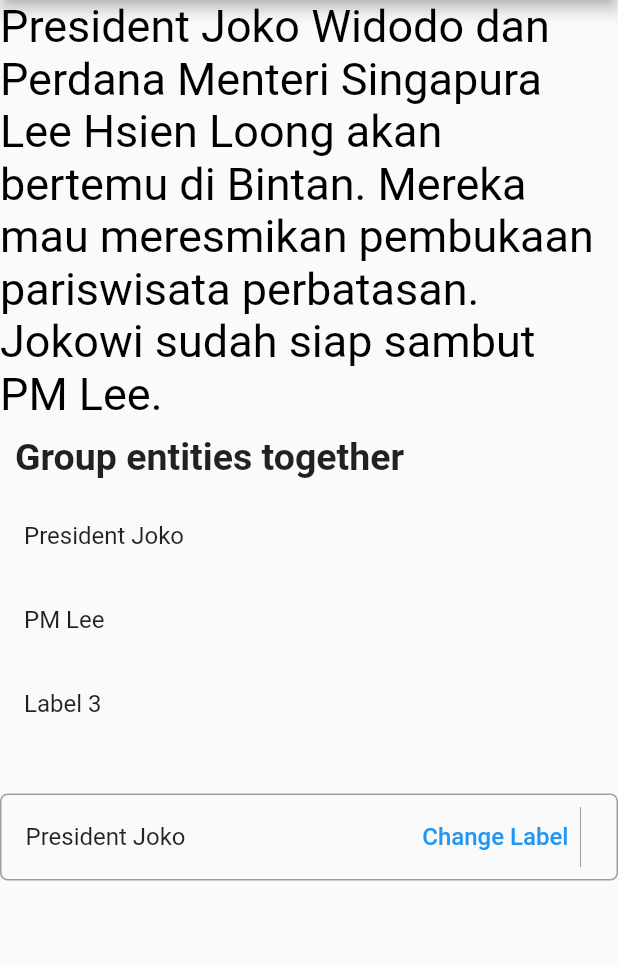
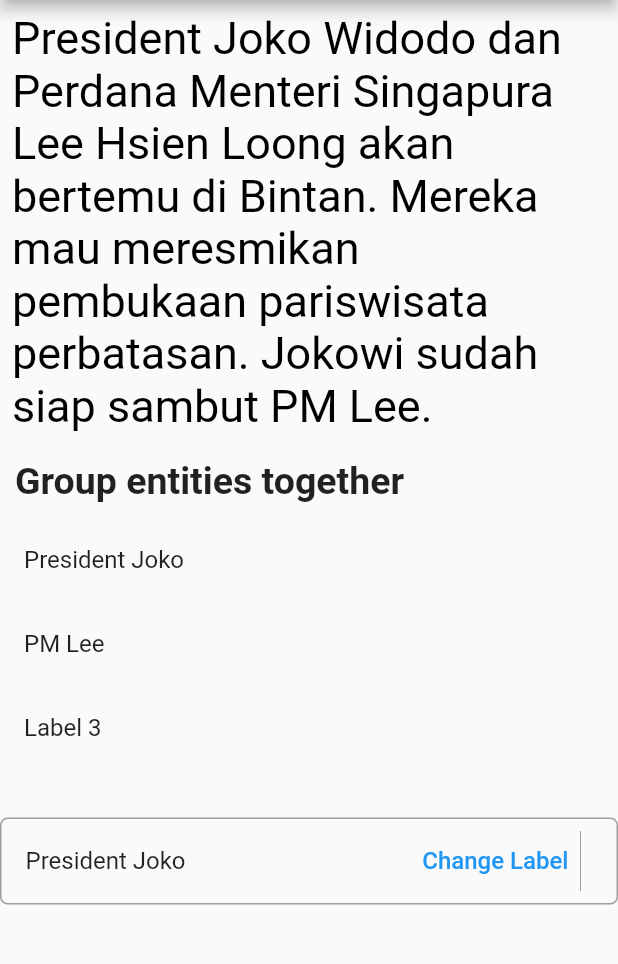
Before and after one commit to theogbrand/gigit-nlp-demo, a Flutter app: the screen it shows after launch, on a phone screen of 412 x 824 dp, the part 84-1048 px from its top. Run offline on Flutter 3.47's test engine with Material 2 defaults, Android fonts, the phone set to English and light mode, and no system bars; our stand-ins replace camera, flutter_screenutil.

Commit message:
tap works

```diff
--- a/lib/label_text_widget.dart
+++ b/lib/label_text_widget.dart
@@ -16,7 +16,11 @@ class _LabelableTextState extends State<LabelableText> {
 
   @override
   Widget build(BuildContext context) {
-    return SelectableText(
+    return Column(
+      children: [
+        Padding(
+          padding: const EdgeInsets.all(8.0),
+          child: SelectableText(
             widget.text,
             showCursor: true,
             cursorWidth: 5,
@@ -33,18 +37,21 @@ class _LabelableTextState extends State<LabelableText> {
               selection,
               cause!,
             ),
+          ),
+        ),
+      ],
     );
   }
 
   void _onSelectionChanged(
       TextSelection selection, SelectionChangedCause cause) {
-    if (cause != SelectionChangedCause.longPress) {
+    if (cause == SelectionChangedCause.tap) {
       return;
     }
+    print("selection changed!");
     setState(() {
       _selection = selection;
     });
-    // _showLabelDialog();
   }
 
   void _showLabelDialog() async {
```
Lines whose indentation alone changed are shown as unchanged.
